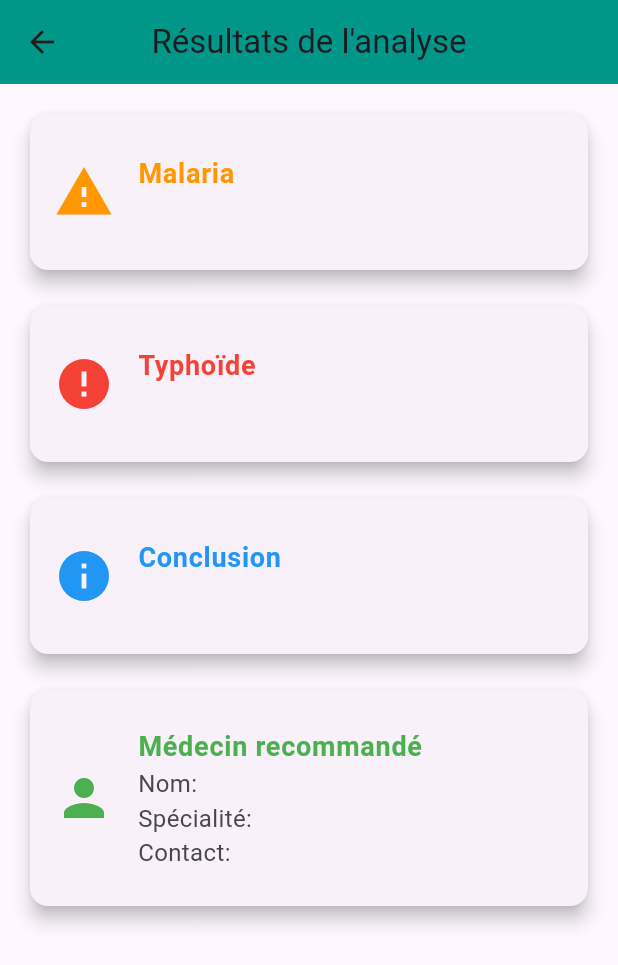
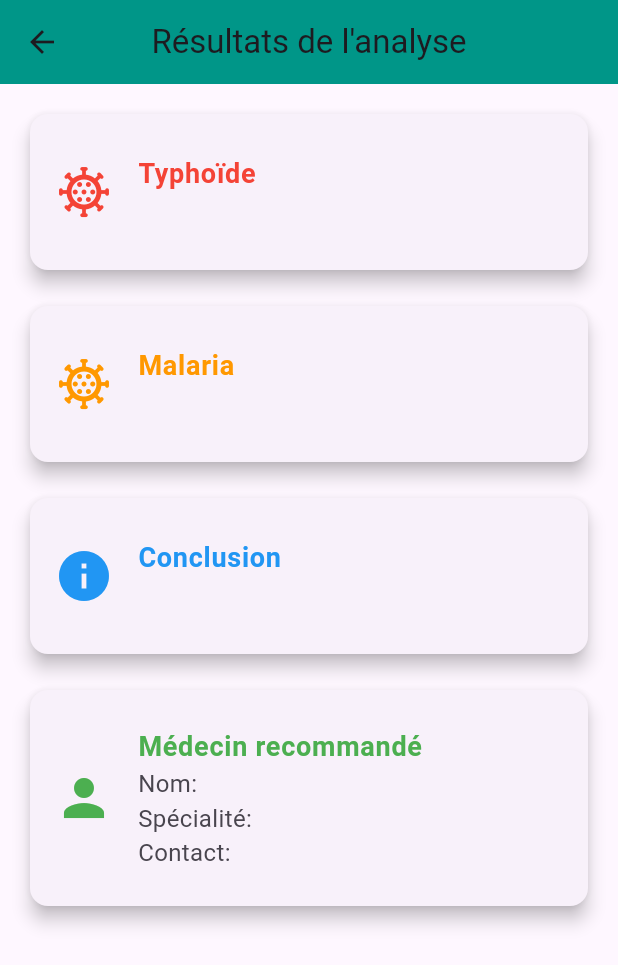
Before and after one commit to cabrelshadow/medics_app, a Flutter app: the ResultPage screen opened directly with empty values, on a phone screen of 412 x 824 dp. Shown: the top 965 px of the screen. Run offline on Flutter 3.47's test engine with Material 3 defaults, Android fonts, the phone set to English and light mode, and no system bars; our stand-ins replace auto_size_text, avatar_glow, cloud_firestore, dash_chat_2, easy_date_timeline, firebase_auth and 18 more; missing offline and left inert: dart:ffi, floating_menu_panel, search_page; accounts and stored records are empty; network calls fail.

Commit message:
add last feature

```diff
--- a/lib/Services/Repository/consutationRepository.dart
+++ b/lib/Services/Repository/consutationRepository.dart
@@ -6,7 +6,7 @@ import '../../Model/consultationModel.dart';
 import '../../Model/symtomes.dart';
 
 class ConsultationRepository {
-  String? urlApi = dotenv.env['API_URL'];
+
   Logger logger = Logger();
 
   Future<List<Maladie>> getConsultation(Symptomes symptome) async {
--- a/lib/Services/Repository/prediction.dart
+++ b/lib/Services/Repository/prediction.dart
@@ -3,7 +3,7 @@ import 'package:http/http.dart' as http;
 import 'package:medics/Model/ApiModel.dart';
 
 Future<PredictionResponse?> predictDisease(List<double> patientData) async {
-  final url = Uri.parse('http://192.168.8.126:7000/predict');  // Remplacez par l'URL de votre API
+  final url = Uri.parse('http://192.168.8.182:7000/predict');  // Remplacez par l'URL de votre API
   final response = await http.post(
     url,
     headers: {
--- a/lib/Services/Repository/symptomeRepository.dart
+++ b/lib/Services/Repository/symptomeRepository.dart
@@ -9,7 +9,7 @@ import 'package:medics/Model/symptomeModel.dart';
 
 class Symptomerepository{
 
-  String? urlApi= dotenv.env['API_URL'];
+
   Logger logger = Logger();
 
   Future<List<SymptomeDetails>> getSymptomes()async{
--- a/lib/Views/maladie/result.dart
+++ b/lib/Views/maladie/result.dart
@@ -1,5 +1,7 @@
+import 'package:avatar_glow/avatar_glow.dart';
 import 'package:flutter/material.dart';
 import 'package:medics/Model/ApiModel.dart';
+import 'package:medics/constant/color_app.dart';
 
 class ResultPage extends StatelessWidget {
   final PredictionResponse result;
@@ -8,6 +10,13 @@ class ResultPage extends StatelessWidget {
 
   @override
   Widget build(BuildContext context) {
+    // Déterminer quelle maladie a le pourcentage le plus élevé
+    double malariaPercentage = double.tryParse(result.malaria) ?? 0;
+    double typhoidPercentage = double.tryParse(result.typhoid) ?? 0;
+
+    // Identifier la maladie avec le plus grand pourcentage
+    bool isMalariaHighest = malariaPercentage > typhoidPercentage;
+
     return Scaffold(
       appBar: AppBar(
         title: Text('Résultats de l\'analyse'),
@@ -18,19 +27,35 @@ class ResultPage extends StatelessWidget {
         padding: const EdgeInsets.all(16.0),
         child: ListView(
           children: [
+            if (isMalariaHighest) ...[
               _buildResultCard(
                 title: 'Malaria',
                 value: result.malaria,
                 color: Colors.orange,
-              icon: Icons.warning,
+                icon: Icons.coronavirus_outlined, // Icône d'erreur pour la maladie la plus élevée
               ),
               SizedBox(height: 16),
               _buildResultCard(
                 title: 'Typhoïde',
                 value: result.typhoid,
                 color: Colors.red,
-              icon: Icons.error,
+                icon: Icons.coronavirus_outlined,
               ),
+            ] else ...[
+              _buildResultCard(
+                title: 'Typhoïde',
+                value: result.typhoid,
+                color: Colors.red,
+                icon: Icons.coronavirus_outlined, // Icône d'erreur pour la maladie la plus élevée
+              ),
+              SizedBox(height: 16),
+              _buildResultCard(
+                title: 'Malaria',
+                value: result.malaria,
+                color: Colors.orange,
+                icon: Icons.coronavirus_outlined,
+              ),
+            ],
             SizedBox(height: 16),
             _buildResultCard(
               title: 'Conclusion',
@@ -122,6 +147,11 @@ class ResultPage extends StatelessWidget {
       elevation: 5,
       child: Padding(
         padding: const EdgeInsets.all(16.0),
+        child: Row(
+          mainAxisAlignment: MainAxisAlignment.spaceBetween,
+          children: [
+            // Texte des médicaments recommandés
+            Expanded(
               child: Column(
                 crossAxisAlignment: CrossAxisAlignment.start,
                 children: [
@@ -142,6 +172,22 @@ class ResultPage extends StatelessWidget {
                 ],
               ),
             ),
+            // Bouton d'icône GPS
+            AvatarGlow(
+              glowColor: AppColor.primary,
+              child: IconButton(
+                icon: Icon(Icons.location_on),
+                color: Colors.blueAccent,
+                iconSize: 40,
+                onPressed: () {
+                  // Action à effectuer lors du clic sur le bouton
+                  // Par exemple, vous pouvez ouvrir une carte ou afficher un itinéraire.
+                },
+              ),
+            ),
+          ],
+        ),
+      ),
     );
   }
 }
--- a/lib/main.dart
+++ b/lib/main.dart
@@ -17,7 +17,7 @@ import 'constant/gemini_api_key.dart';
 import 'firebase_options.dart';
 
 void main() async {
-  await dotenv.load(fileName: ".env");
+
   Gemini.init(apiKey: Gemini_ApiKey);
   WidgetsFlutterBinding.ensureInitialized();
   await Firebase.initializeApp(options: DefaultFirebaseOptions.currentPlatform);
--- a/pubspec.yaml
+++ b/pubspec.yaml
@@ -88,7 +88,6 @@ flutter:
 
   # To add assets to your application, add an assets section, like this:
   assets:
-     - .env
      - assets/image/
 
   #   - images/a_dot_ham.jpeg
```
Lines whose indentation alone changed are shown as unchanged.
